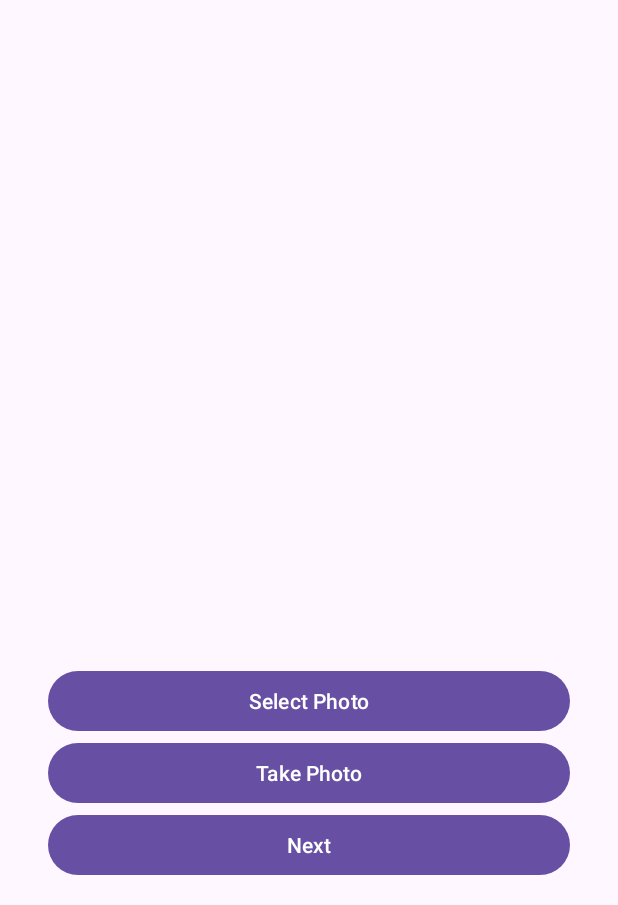
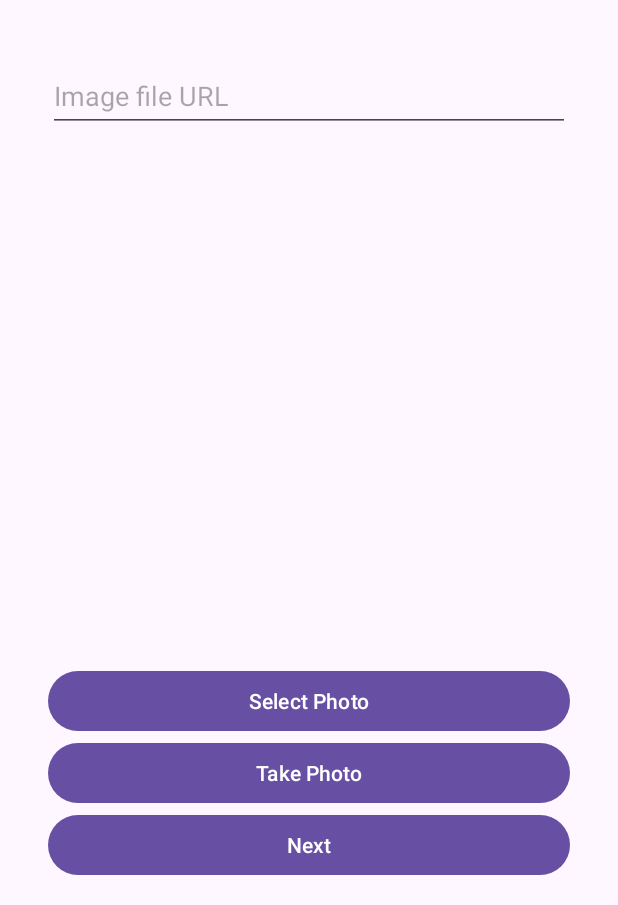
Before and after one commit to Igor-Martynyuk/LocalChat, an Android app: the FragmentSignUpPhoto screen opened through its navigation route, on a phone screen of 412 x 824 dp, the part 331-1236 px from its top. Run offline under Robolectric (Android 15) with nearby library versions, the phone set to English and light mode, and no system bars; our stand-ins replace Dagger/Hilt's generated code; plain views replace CropImageView.

Commit message:
implement avatar loading by URL

```diff
--- a/core/src/main/java/com/dev/martyniuk/local/chat/core/layer/domain/img/CaseLoadBitmap.kt
+++ b/core/src/main/java/com/dev/martyniuk/local/chat/core/layer/domain/img/CaseLoadBitmap.kt
@@ -26,7 +26,7 @@ class CaseLoadBitmap @Inject constructor(
     }
 
     override suspend fun buildFlow(args: Uri) = when {
-        args.isHttp().or(args.isHttps()).or(args.isFTP()) -> remote.loadBitmap(args)
+        args.isHttp() || args.isHttps() || args.isFTP() -> remote.loadBitmap(args)
         args.isContent() -> os.loadBitmap(args)
         args.isFile() -> fs.loadBitmap(args)
         else -> throw UnsupportedOperationException(
--- /dev/null
+++ b/core/src/main/java/com/dev/martyniuk/local/chat/core/layer/domain/validation/CaseValidateImgUrl.kt
@@ -0,0 +1,7 @@
+package com.dev.martyniuk.local.chat.core.layer.domain.validation
+
+import dagger.hilt.android.scopes.ViewModelScoped
+import javax.inject.Inject
+
+@ViewModelScoped
+class CaseValidateImgUrl @Inject constructor() : CaseValidateString("^(https?|ftp)://[^\\s]+\$")
--- a/core/src/main/res/values/strings.xml
+++ b/core/src/main/res/values/strings.xml
@@ -13,6 +13,8 @@
     <string name="auth_password_confirm_invalid">Password does not match confirmation</string>
     <string name="auth_display_name">Display name</string>
     <string name="auth_display_name_invalid">Username must contain at least one letter, and can include spaces, dashes, dots, or underscores. But no special characters like @ or #</string>
+    <string name="auth_img_file_url">Image file URL</string>
+    <string name="auth_img_file_url_invalid">The URL must begin with a supported protocol\n(http, https, or ftp) without spaces</string>
 
     <string name="sign_in">Sign In</string>
     <string name="sign_in_forgot_password">Forgot password?</string>
--- a/ui/view/src/main/java/com/dev/martyniuk/local/chat/ui/view/ext/LiveData.kt
+++ b/ui/view/src/main/java/com/dev/martyniuk/local/chat/ui/view/ext/LiveData.kt
@@ -4,12 +4,17 @@ import androidx.lifecycle.LiveData
 import androidx.lifecycle.asFlow
 import androidx.lifecycle.asLiveData
 import kotlinx.coroutines.flow.combine
+import kotlinx.coroutines.flow.onEach
 import kotlin.coroutines.CoroutineContext
 
-fun <T, V, R> LiveData<T>.combineExt(
+fun <T, V, R> LiveData<T>.combine(
     that: LiveData<V>,
     context: CoroutineContext,
     transform: (T, V) -> R
 ): LiveData<R> = this.asFlow()
     .combine(that.asFlow(), transform)
     .asLiveData(context)
+
+fun <T> LiveData<T>.onEach(action: (value: T) -> Unit) = this.asFlow()
+    .onEach { action.invoke(it) }
+    .asLiveData()
--- a/ui/view/src/main/java/com/dev/martyniuk/local/chat/ui/view/root/auth/ActivityAuth.kt
+++ b/ui/view/src/main/java/com/dev/martyniuk/local/chat/ui/view/root/auth/ActivityAuth.kt
@@ -38,7 +38,10 @@ class ActivityAuth : AppCompatActivity() {
                         DispatcherNavigationAuth.Route.SignInWithGoogle -> controller.navigate(R.id.action_auth_sign_in_to_google)
                         DispatcherNavigationAuth.Route.SignInWithMicrosoft -> controller.navigate(R.id.action_auth_sign_in_to_microsoft)
                         DispatcherNavigationAuth.Route.SignInWithFacebook -> controller.navigate(R.id.action_auth_sign_in_to_facebook)
-                        DispatcherNavigationAuth.Route.SignUp -> controller.navigate(R.id.action_auth_sign_in_to_sign_up)
+                        DispatcherNavigationAuth.Route.SignUp -> {
+                            controller.navigate(R.id.action_auth_sign_in_to_sign_up)
+                            controller.navigate(R.id.action_auth_sign_up_credentials_to_photo)
+                        }
                         DispatcherNavigationAuth.Route.SignUpPhoto -> controller.navigate(R.id.action_auth_sign_up_credentials_to_photo)
                         DispatcherNavigationAuth.Route.RestoreAccount -> controller.navigate(R.id.action_auth_sign_in_to_restore_account)
                         else -> throw UnsupportedOperationException("Unsupported navigation event received")
--- a/ui/view/src/main/java/com/dev/martyniuk/local/chat/ui/view/root/auth/signin/ViewModelSignIn.kt
+++ b/ui/view/src/main/java/com/dev/martyniuk/local/chat/ui/view/root/auth/signin/ViewModelSignIn.kt
@@ -6,7 +6,7 @@ import com.dev.martyniuk.local.chat.core.layer.domain.validation.CaseValidateEma
 import com.dev.martyniuk.local.chat.core.layer.domain.validation.CaseValidatePassword
 import com.dev.martyniuk.local.chat.core.layer.ui.event.dispatcher.DispatcherNavigationAuth
 import com.dev.martyniuk.local.chat.core.layer.ui.event.dispatcher.DispatcherNavigationAuth.Route
-import com.dev.martyniuk.local.chat.ui.view.ext.combineExt
+import com.dev.martyniuk.local.chat.ui.view.ext.combine
 import com.dev.martyniuk.local.chat.ui.view.root.auth.abstraction.ViewModelCredentials
 import dagger.hilt.android.lifecycle.HiltViewModel
 import kotlinx.coroutines.launch
@@ -20,7 +20,7 @@ class ViewModelSignIn @Inject constructor(
     validatePasswordCase: CaseValidatePassword
 ) : ViewModelCredentials(validateEmailCase, validatePasswordCase) {
     val isSignInEnabled = isEmailValid
-        .combineExt(isPassValid, viewModelScope.coroutineContext, Boolean::and)
+        .combine(isPassValid, viewModelScope.coroutineContext, Boolean::and)
 
     fun onSignInWithGoogleCommand() = eventDispatcher.send(Route.SignInWithGoogle)
     fun onSignInWithMicrosoft() = eventDispatcher.send(Route.SignInWithMicrosoft)
--- a/ui/view/src/main/java/com/dev/martyniuk/local/chat/ui/view/root/auth/signup/ViewModelSignUp.kt
+++ b/ui/view/src/main/java/com/dev/martyniuk/local/chat/ui/view/root/auth/signup/ViewModelSignUp.kt
@@ -8,7 +8,7 @@ import com.dev.martyniuk.local.chat.core.layer.domain.validation.CaseValidateEma
 import com.dev.martyniuk.local.chat.core.layer.domain.validation.CaseValidatePassword
 import com.dev.martyniuk.local.chat.core.layer.domain.validation.CaseValidateDisplayName
 import com.dev.martyniuk.local.chat.core.layer.ui.event.dispatcher.DispatcherNavigationAuth
-import com.dev.martyniuk.local.chat.ui.view.ext.combineExt
+import com.dev.martyniuk.local.chat.ui.view.ext.combine
 import com.dev.martyniuk.local.chat.ui.view.root.auth.abstraction.ViewModelCredentials
 import dagger.hilt.android.lifecycle.HiltViewModel
 import javax.inject.Inject
@@ -30,7 +30,7 @@ class ViewModelSignUp @Inject constructor(
     val isConfirmationValid = confirmation.map { it == pass.value }
     fun onInputPassConfirmation(value: String){ _confirmation.value = value }
 
-    val isFormFilled = isEmailValid.combineExt(isConfirmationValid, viewModelScope.coroutineContext, Boolean::and)
+    val isFormFilled = isEmailValid.combine(isConfirmationValid, viewModelScope.coroutineContext, Boolean::and)
     fun onNextCommand() = eventDispatcher.send(DispatcherNavigationAuth.Route.SignUpPhoto)
 
     fun onSignInCommand() = eventDispatcher.send(DispatcherNavigationAuth.Route.SignIn)
--- a/ui/view/src/main/java/com/dev/martyniuk/local/chat/ui/view/root/auth/signup/photo/FragmentSignUpPhoto.kt
+++ b/ui/view/src/main/java/com/dev/martyniuk/local/chat/ui/view/root/auth/signup/photo/FragmentSignUpPhoto.kt
@@ -4,27 +4,35 @@ import android.os.Bundle
 import android.view.LayoutInflater
 import android.view.View
 import android.view.ViewGroup
+import android.view.inputmethod.EditorInfo
 import androidx.activity.result.ActivityResultLauncher
 import androidx.activity.result.contract.ActivityResultContracts
+import androidx.core.widget.doAfterTextChanged
 import androidx.fragment.app.Fragment
 import androidx.fragment.app.viewModels
+import androidx.lifecycle.map
+import com.dev.martyniuk.local.chat.core.R
 import com.dev.martyniuk.local.chat.ui.view.databinding.FragmentAuthSignUpPhotoBinding
+import com.dev.martyniuk.local.chat.ui.view.ext.onEach
+import com.dev.martyniuk.local.chat.ui.view.ext.updateText
 import dagger.hilt.android.AndroidEntryPoint
 
 @AndroidEntryPoint
 class FragmentSignUpPhoto : Fragment() {
     private lateinit var binding: FragmentAuthSignUpPhotoBinding
-    private lateinit var onImageReceivedCommand: ActivityResultLauncher<String>
     private val viewModel: ViewModelSignUpPhoto by viewModels()
+
+    private lateinit var commandOnUrlDonePressed: () -> Unit
+    private lateinit var launcherGetPhoto: ActivityResultLauncher<String>
 
     override fun onCreateView(inflater: LayoutInflater, group: ViewGroup?, state: Bundle?): View =
         FragmentAuthSignUpPhotoBinding
             .inflate(inflater)
             .also {
                 binding = it
-                onImageReceivedCommand = registerForActivityResult(
+                launcherGetPhoto = registerForActivityResult(
                     ActivityResultContracts.GetContent(),
-                    viewModel::onUriReceived
+                    viewModel::onUseDirectUriCommand
                 )
             }
             .root
@@ -33,6 +41,23 @@ class FragmentSignUpPhoto : Fragment() {
         super.onViewCreated(view, savedInstanceState)
         viewModel.bitmap.observe(viewLifecycleOwner, binding.imgCropView::setImageBitmap)
 
-        binding.btnSelectPhoto.setOnClickListener { onImageReceivedCommand.launch("image/*") }
+        binding.inputImgUrl.doAfterTextChanged { viewModel.onInputUrl(it.toString()) }
+        binding.inputImgUrl.setOnEditorActionListener { it, action, _ ->
+            if (action == EditorInfo.IME_ACTION_DONE) commandOnUrlDonePressed.invoke()
+            it.clearFocus()
+            false
+        }
+
+        viewModel.url.observe(viewLifecycleOwner, binding.inputImgUrl::updateText)
+        viewModel.isUrlValid
+            .onEach {
+                commandOnUrlDonePressed =
+                    if (it) viewModel::onUseUrlInputCommand
+                    else { { } }
+            }
+            .map { if (it) null else getString(R.string.auth_img_file_url_invalid) }
+            .observe(viewLifecycleOwner, binding.layoutImgUrl::setError)
+
+        binding.btnSelectPhoto.setOnClickListener { launcherGetPhoto.launch("image/*") }
     }
 }
--- a/ui/view/src/main/java/com/dev/martyniuk/local/chat/ui/view/root/auth/signup/photo/ViewModelSignUpPhoto.kt
+++ b/ui/view/src/main/java/com/dev/martyniuk/local/chat/ui/view/root/auth/signup/photo/ViewModelSignUpPhoto.kt
@@ -2,25 +2,40 @@ package com.dev.martyniuk.local.chat.ui.view.root.auth.signup.photo
 
 import android.graphics.Bitmap
 import android.net.Uri
+import androidx.core.net.toUri
 import androidx.lifecycle.LiveData
 import androidx.lifecycle.MutableLiveData
 import androidx.lifecycle.ViewModel
+import androidx.lifecycle.distinctUntilChanged
+import androidx.lifecycle.map
 import androidx.lifecycle.viewModelScope
 import com.dev.martyniuk.local.chat.core.layer.domain.img.CaseLoadBitmap
+import com.dev.martyniuk.local.chat.core.layer.domain.validation.CaseValidateImgUrl
 import dagger.hilt.android.lifecycle.HiltViewModel
+import kotlinx.coroutines.Dispatchers
+import kotlinx.coroutines.flow.flowOn
 import kotlinx.coroutines.launch
 import javax.inject.Inject
 
 @HiltViewModel
 class ViewModelSignUpPhoto @Inject constructor(
+    private val caseValidateImgUrl: CaseValidateImgUrl,
     private val caseLoadBitmap: CaseLoadBitmap
 ) : ViewModel() {
     private val _bitmap = MutableLiveData<Bitmap?>(null)
     val bitmap: LiveData<Bitmap?> = _bitmap
 
-    fun onUriReceived(uri: Uri?) = uri?.let {
+    private val _url = MutableLiveData("")
+    val url = _url.distinctUntilChanged()
+    val isUrlValid = url.map(caseValidateImgUrl::invoke)
+    fun onInputUrl(value: String) { _url.value = value }
+
+    fun onUseUrlInputCommand() = onUseDirectUriCommand(_url.value?.toUri())
+    fun onUseDirectUriCommand(uri: Uri?) = uri?.let {
         viewModelScope.launch {
-            caseLoadBitmap.buildFlow(it).collect { _bitmap.postValue(it) }
+            caseLoadBitmap.buildFlow(it)
+                .flowOn(Dispatchers.IO)
+                .collect { _bitmap.postValue(it) }
         }
     }
 }
--- a/ui/view/src/main/res/layout/fragment_auth_sign_up_photo.xml
+++ b/ui/view/src/main/res/layout/fragment_auth_sign_up_photo.xml
@@ -5,6 +5,25 @@
     android:layout_width="match_parent"
     android:layout_height="match_parent"
     tools:context=".root.auth.signup.photo.FragmentSignUpPhoto">
+
+    <com.dev.martyniuk.local.chat.ui.view.view.SmartErrorTextInputLayout
+        android:id="@+id/layout_img_url"
+        android:layout_width="0dp"
+        android:layout_height="wrap_content"
+        android:hint="@string/auth_img_file_url"
+        app:layout_constraintBottom_toTopOf="@id/img_crop_view"
+        app:layout_constraintEnd_toEndOf="parent"
+        app:layout_constraintStart_toStartOf="parent"
+        app:layout_constraintTop_toTopOf="parent">
+
+        <com.google.android.material.textfield.TextInputEditText
+            android:id="@+id/input_img_url"
+            android:layout_width="match_parent"
+            android:layout_height="wrap_content"
+            android:imeOptions="actionDone"
+            android:inputType="textUri" />
+
+    </com.dev.martyniuk.local.chat.ui.view.view.SmartErrorTextInputLayout>
 
     <com.canhub.cropper.CropImageView
         android:id="@+id/img_crop_view"
@@ -14,7 +33,7 @@
         app:layout_constraintBottom_toTopOf="@id/btn_select_photo"
         app:layout_constraintEnd_toEndOf="parent"
         app:layout_constraintStart_toStartOf="parent"
-        app:layout_constraintTop_toTopOf="parent" />
+        app:layout_constraintTop_toBottomOf="@id/layout_img_url" />
 
     <com.canhub.cropper.CropImageView
         android:layout_width="0dp"
```
Also changed, not shown: core/src/main/java/com/dev/martyniuk/local/chat/core/layer/data/GatewayWeb.kt (+3 -5 lines).
